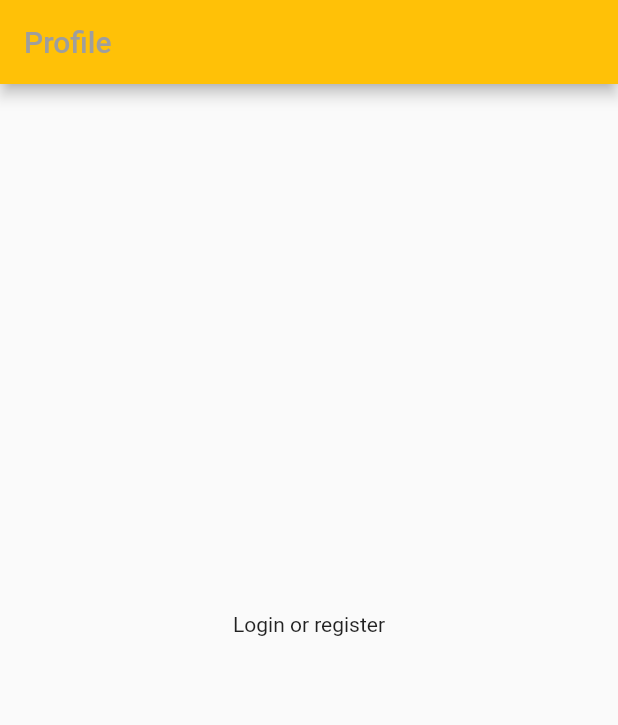
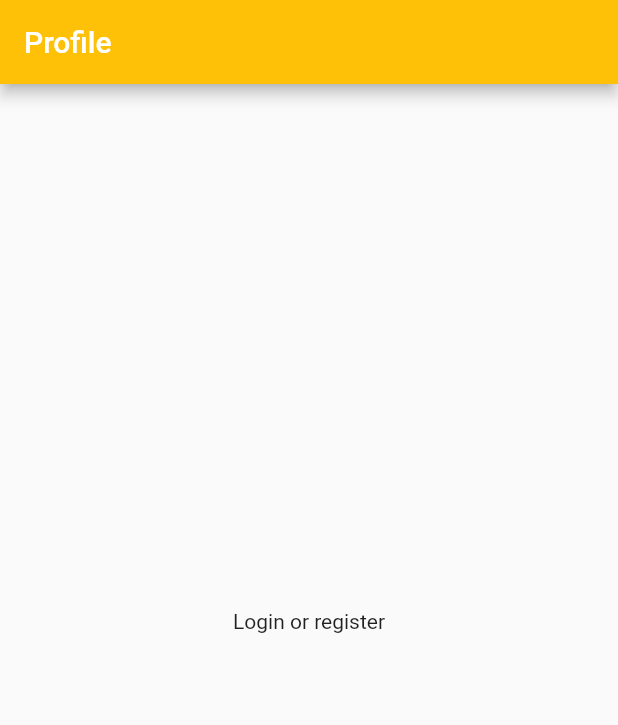
Before and after one commit to Syamgith/udesign, a Flutter app: the screen it shows after launch, item 3 of the bottom bar chosen, on a phone screen of 412 x 824 dp. Shown: the top 725 px of the screen. Run offline on Flutter 3.47's test engine with Material 2 defaults, Android fonts, the phone set to English and light mode, and no system bars; missing offline and left inert: arcore_flutter_plugin.

```diff
--- a/lib/screens/home_screen.dart
+++ b/lib/screens/home_screen.dart
@@ -18,7 +18,9 @@ class Home extends StatelessWidget {
               width: double.infinity,
             ),
             Scaffold(
-              bottomNavigationBar: TabBar(
+              bottomNavigationBar: Padding(
+                padding: const EdgeInsets.only(top: 4.0),
+                child: TabBar(
                   tabs: <Widget>[
                     Tab(
                       icon: Column(
@@ -62,6 +64,7 @@ class Home extends StatelessWidget {
                   ),
                   unselectedLabelColor: Colors.grey,
                 ),
+              ),
               body: TabBarView(
                 children: <Widget>[
                   ScanScreen(),
--- a/lib/screens/products_screen.dart
+++ b/lib/screens/products_screen.dart
@@ -7,7 +7,7 @@ class ProductsScreen extends StatelessWidget {
       appBar: AppBar(
         title: Text(
           'Products',
-          style: TextStyle(color: Colors.grey[50]),
+          style: TextStyle(color: Colors.white),
         ),
       ),
       body: Center(child: Text('View all products')),
--- a/lib/screens/profile_screen.dart
+++ b/lib/screens/profile_screen.dart
@@ -7,7 +7,7 @@ class ProfileScreen extends StatelessWidget {
       appBar: AppBar(
         title: Text(
           'Profile',
-          style: TextStyle(color: Colors.grey),
+          style: TextStyle(color: Colors.white),
         ),
       ),
       body: Center(child: Text('Login or register')),
```
Also changed, not shown: lib/screens/scan_screen.dart (+39 -4 lines). Lines whose indentation alone changed are shown as unchanged.
